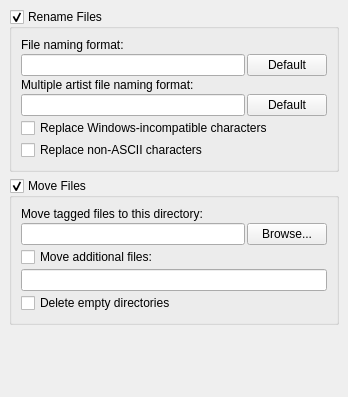
Qt form ui/options_naming.ui (metabrainz/picard) before a commit.
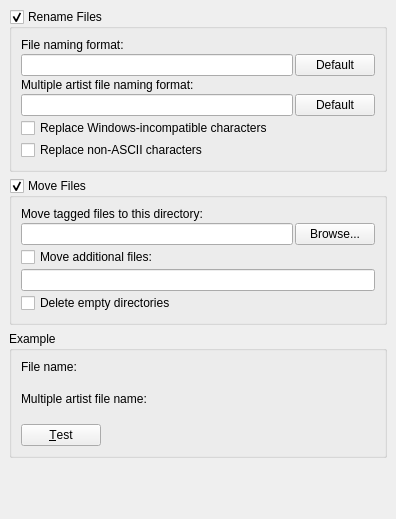
The same form after that commit.

Commit message: Added file naming format tester. (#2448)

What changed in the file:
```diff
--- a/ui/options_naming.ui
+++ b/ui/options_naming.ui
@@ -5,8 +5,8 @@
    <rect>
     <x>0</x>
     <y>0</y>
-    <width>348</width>
-    <height>397</height>
+    <width>396</width>
+    <height>519</height>
    </rect>
   </property>
   <layout class="QVBoxLayout" >
@@ -153,6 +153,91 @@
      </layout>
     </widget>
    </item>
+   <item>
+    <widget class="QGroupBox" name="groupBox" >
+     <property name="title" >
+      <string>Example</string>
+     </property>
+     <layout class="QGridLayout" >
+      <property name="margin" >
+       <number>9</number>
+      </property>
+      <property name="spacing" >
+       <number>2</number>
+      </property>
+      <item row="0" column="0" colspan="2" >
+       <widget class="QLabel" name="label" >
+        <property name="text" >
+         <string>File name:</string>
+        </property>
+       </widget>
+      </item>
+      <item row="3" column="0" colspan="2" >
+       <widget class="QLabel" name="example_va_filename" >
+        <property name="font" >
+         <font>
+          <italic>true</italic>
+         </font>
+        </property>
+        <property name="text" >
+         <string/>
+        </property>
+        <property name="textFormat" >
+         <enum>Qt::PlainText</enum>
+        </property>
+        <property name="wordWrap" >
+         <bool>true</bool>
+        </property>
+       </widget>
+      </item>
+      <item row="2" column="0" colspan="2" >
+       <widget class="QLabel" name="label_5" >
+        <property name="text" >
+         <string>Multiple artist file name:</string>
+        </property>
+       </widget>
+      </item>
+      <item row="1" column="0" colspan="2" >
+       <widget class="QLabel" name="example_filename" >
+        <property name="font" >
+         <font>
+          <italic>true</italic>
+         </font>
+        </property>
+        <property name="text" >
+         <string/>
+        </property>
+        <property name="textFormat" >
+         <enum>Qt::PlainText</enum>
+        </property>
+        <property name="wordWrap" >
+         <bool>true</bool>
+        </property>
+       </widget>
+      </item>
+      <item row="4" column="1" >
+       <spacer>
+        <property name="orientation" >
+         <enum>Qt::Horizontal</enum>
+        </property>
+        <property name="sizeHint" >
+         <size>
+          <width>301</width>
+          <height>20</height>
+         </size>
+        </property>
+       </spacer>
+      </item>
+      <item row="4" column="0" >
+       <widget class="QPushButton" name="test_button" >
+        <property name="text" >
+         <string>&amp;Test</string>
+        </property>
+       </widget>
+      </item>
+     </layout>
+    </widget>
+   </item>
    <item>
     <spacer>
      <property name="orientation" >
@@ -160,7 +245,7 @@
      </property>
      <property name="sizeHint" >
       <size>
-       <width>330</width>
+       <width>311</width>
        <height>20</height>
       </size>
      </property>
```
The commit also changes 3 other files.
